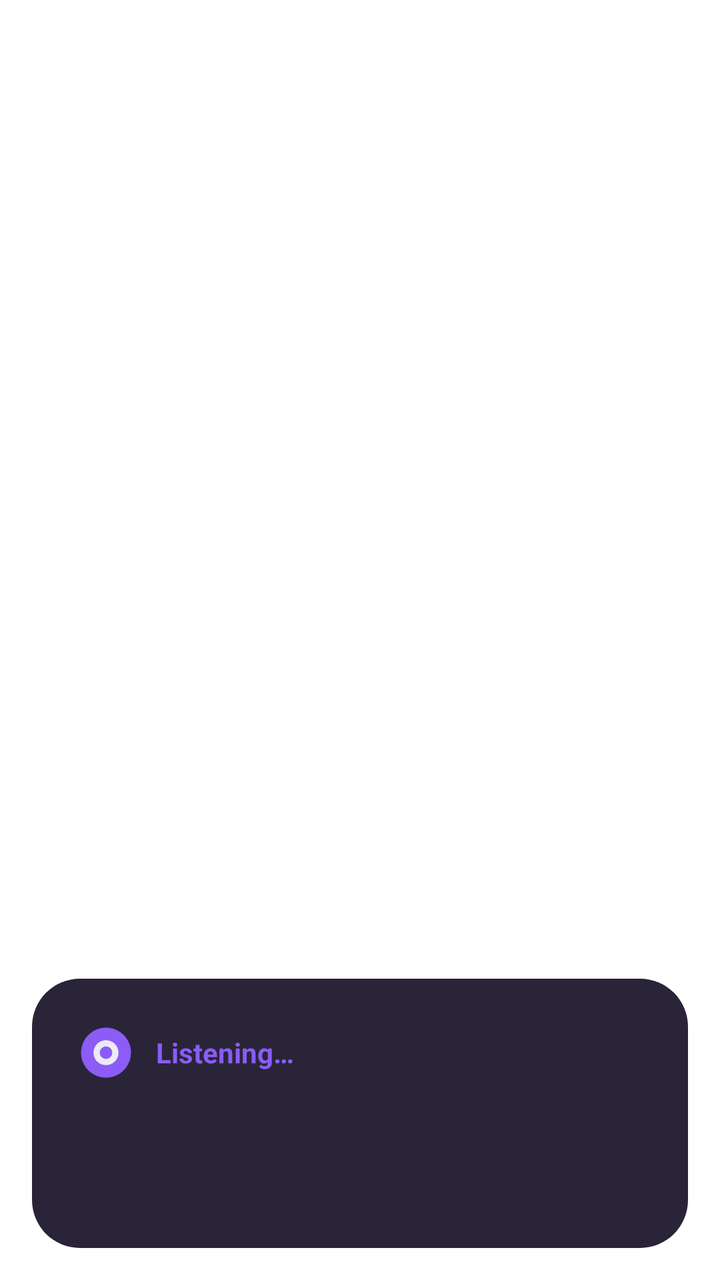
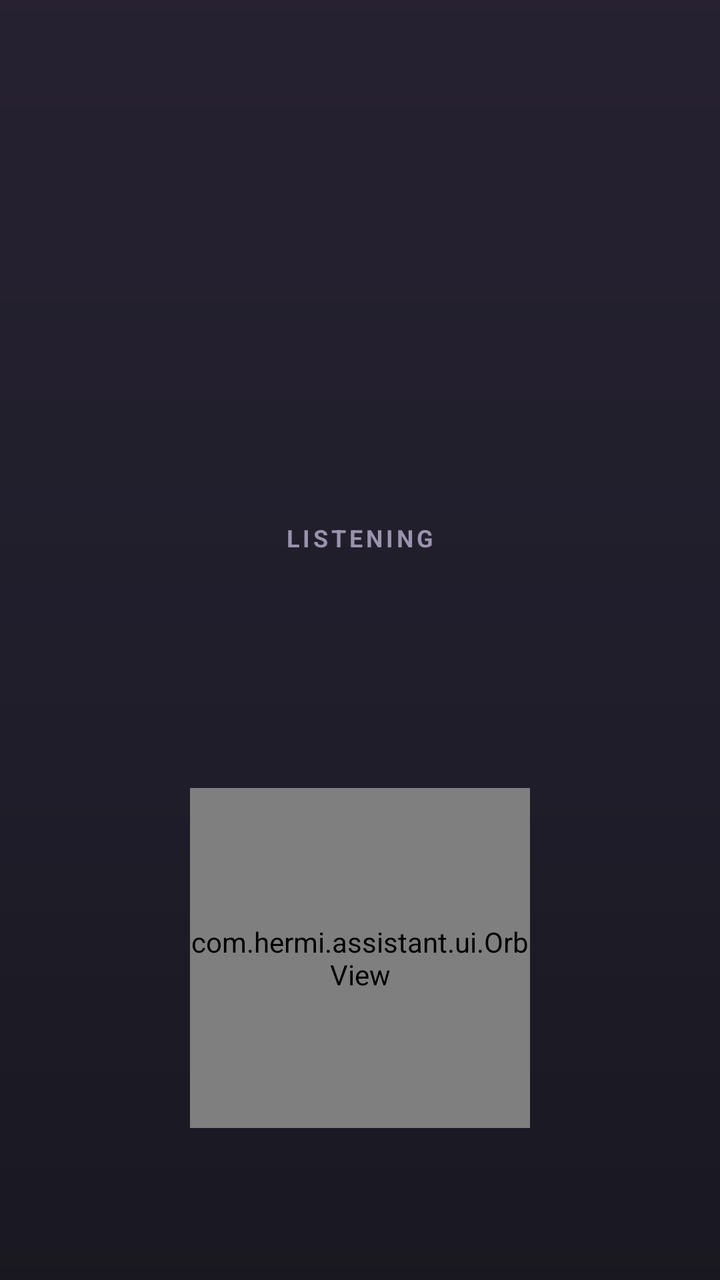

An Android layout rendered at two revisions. The XML below is the earlier revision; the diff shows what the commit changed to produce the second picture.
<!-- AndroidManifest.xml: activity theme Theme.Hermi.Translucent -->
<!-- res/layout/activity_session.xml -->
<?xml version="1.0" encoding="utf-8"?>
<FrameLayout xmlns:android="http://schemas.android.com/apk/res/android"
    android:layout_width="match_parent"
    android:layout_height="match_parent">

    <LinearLayout
        android:layout_width="match_parent"
        android:layout_height="wrap_content"
        android:layout_gravity="bottom"
        android:layout_margin="16dp"
        android:background="@drawable/bg_session_card"
        android:orientation="vertical"
        android:padding="22dp">

        <LinearLayout
            android:layout_width="wrap_content"
            android:layout_height="wrap_content"
            android:gravity="center_vertical"
            android:orientation="horizontal">

            <ImageView
                android:id="@+id/imgOrb"
                android:layout_width="30dp"
                android:layout_height="30dp"
                android:contentDescription="Hermi"
                android:src="@drawable/ic_orb" />

            <TextView
                android:id="@+id/txtSessionStatus"
                android:layout_width="wrap_content"
                android:layout_height="wrap_content"
                android:layout_marginStart="10dp"
                android:text="Listening…"
                android:textColor="@color/hermi_primary"
                android:textSize="14sp"
                android:textStyle="bold" />
        </LinearLayout>

        <TextView
            android:id="@+id/txtSessionTranscript"
            android:layout_width="match_parent"
            android:layout_height="wrap_content"
            android:layout_marginTop="12dp"
            android:text=""
            android:textColor="@color/hermi_text"
            android:textSize="16sp" />

        <TextView
            android:id="@+id/txtSessionReply"
            android:layout_width="match_parent"
            android:layout_height="wrap_content"
            android:layout_marginTop="8dp"
            android:text=""
            android:textColor="@color/hermi_text_dim"
            android:textSize="14sp" />
    </LinearLayout>
</FrameLayout>
<!-- resources referenced by this layout -->
<resources>
  <color name="hermi_primary">#8B5CF6</color>
  <color name="hermi_text">#EDE9F5</color>
  <color name="hermi_text_dim">#9B93AD</color>
  <!-- drawable bg_session_card (drawable) -->
  <?xml version="1.0" encoding="utf-8"?>
  <shape xmlns:android="http://schemas.android.com/apk/res/android" android:shape="rectangle">
      <solid android:color="#2A2438" />
      <corners android:radius="24dp" />
  </shape>
  <!-- drawable ic_orb (drawable) -->
  <?xml version="1.0" encoding="utf-8"?>
  <vector xmlns:android="http://schemas.android.com/apk/res/android"
      android:width="30dp"
      android:height="30dp"
      android:viewportWidth="24"
      android:viewportHeight="24">
      <path
          android:fillColor="#8B5CF6"
          android:pathData="M12,2 a10,10 0 1,0 0.001,0 z" />
      <path
          android:fillColor="#EDE9F5"
          android:pathData="M12,7 a5,5 0 1,0 0.001,0 z" />
      <path
          android:fillColor="#8B5CF6"
          android:pathData="M12,9.5 a2.5,2.5 0 1,0 0.001,0 z" />
  </vector>
  <style name="Theme.Hermi.Translucent">
          <item name="android:windowIsTranslucent">true</item>
          <item name="android:windowBackground">@android:color/transparent</item>
          <item name="android:windowNoTitle">true</item>
          <item name="android:backgroundDimEnabled">true</item>
          <item name="android:windowAnimationStyle">@null</item>
      </style>
</resources>

<!-- the commit's change to res/layout/activity_session.xml (unified diff, before → after) -->
@@ -1,57 +1,64 @@
 <?xml version="1.0" encoding="utf-8"?>
 <FrameLayout xmlns:android="http://schemas.android.com/apk/res/android"
+    android:id="@+id/sessionRoot"
     android:layout_width="match_parent"
-    android:layout_height="match_parent">
+    android:layout_height="match_parent"
+    android:background="@drawable/bg_session_overlay"
+    android:clickable="true"
+    android:focusable="true">
 
     <LinearLayout
         android:layout_width="match_parent"
         android:layout_height="wrap_content"
-        android:layout_gravity="bottom"
-        android:layout_margin="16dp"
-        android:background="@drawable/bg_session_card"
-        android:orientation="vertical"
-        android:padding="22dp">
+        android:layout_gravity="center"
+        android:layout_marginStart="28dp"
+        android:layout_marginEnd="28dp"
+        android:gravity="center_horizontal"
+        android:orientation="vertical">
 
-        <LinearLayout
+        <TextView
+            android:id="@+id/txtSessionStatus"
             android:layout_width="wrap_content"
             android:layout_height="wrap_content"
-            android:gravity="center_vertical"
-            android:orientation="horizontal">
-
-            <ImageView
-                android:id="@+id/imgOrb"
-                android:layout_width="30dp"
-                android:layout_height="30dp"
-                android:contentDescription="Hermi"
-                android:src="@drawable/ic_orb" />
-
-            <TextView
-                android:id="@+id/txtSessionStatus"
-                android:layout_width="wrap_content"
-                android:layout_height="wrap_content"
-                android:layout_marginStart="10dp"
-                android:text="Listening…"
-                android:textColor="@color/hermi_primary"
-                android:textSize="14sp"
-                android:textStyle="bold" />
-        </LinearLayout>
+            android:letterSpacing="0.14"
+            android:text="LISTENING"
+            android:textAllCaps="true"
+            android:textColor="@color/hermi_text_dim"
+            android:textSize="12sp"
+            android:textStyle="bold" />
 
         <TextView
             android:id="@+id/txtSessionTranscript"
             android:layout_width="match_parent"
             android:layout_height="wrap_content"
-            android:layout_marginTop="12dp"
+            android:layout_marginTop="28dp"
+            android:ellipsize="end"
+            android:gravity="center"
+            android:lineSpacingExtra="5dp"
+            android:maxLines="4"
             android:text=""
             android:textColor="@color/hermi_text"
-            android:textSize="16sp" />
+            android:textSize="24sp"
+            android:textStyle="bold" />
 
         <TextView
             android:id="@+id/txtSessionReply"
             android:layout_width="match_parent"
             android:layout_height="wrap_content"
-            android:layout_marginTop="8dp"
+            android:layout_marginTop="20dp"
+            android:ellipsize="end"
+            android:gravity="center"
+            android:maxLines="8"
+            android:scrollbars="vertical"
             android:text=""
             android:textColor="@color/hermi_text_dim"
-            android:textSize="14sp" />
+            android:textSize="16sp" />
     </LinearLayout>
+
+    <com.hermi.assistant.ui.OrbView
+        android:id="@+id/orb"
+        android:layout_width="170dp"
+        android:layout_height="170dp"
+        android:layout_gravity="bottom|center_horizontal"
+        android:layout_marginBottom="76dp" />
 </FrameLayout>
<!-- resource entries referenced after the edit -->
@@ -1,31 +1,17 @@
 <!-- resources referenced by this layout -->
 <resources>
-  <color name="hermi_primary">#8B5CF6</color>
   <color name="hermi_text">#EDE9F5</color>
   <color name="hermi_text_dim">#9B93AD</color>
-  <!-- drawable bg_session_card (drawable) -->
+  <!-- drawable bg_session_overlay (drawable) -->
   <?xml version="1.0" encoding="utf-8"?>
-  <shape xmlns:android="http://schemas.android.com/apk/res/android" android:shape="rectangle">
-      <solid android:color="#2A2438" />
-      <corners android:radius="24dp" />
+  <shape xmlns:android="http://schemas.android.com/apk/res/android"
+      android:shape="rectangle">
+      <gradient
+          android:angle="270"
+          android:startColor="#F21B1526"
+          android:centerColor="#F2141220"
+          android:endColor="#F20D0C14" />
   </shape>
-  <!-- drawable ic_orb (drawable) -->
-  <?xml version="1.0" encoding="utf-8"?>
-  <vector xmlns:android="http://schemas.android.com/apk/res/android"
-      android:width="30dp"
-      android:height="30dp"
-      android:viewportWidth="24"
-      android:viewportHeight="24">
-      <path
-          android:fillColor="#8B5CF6"
-          android:pathData="M12,2 a10,10 0 1,0 0.001,0 z" />
-      <path
-          android:fillColor="#EDE9F5"
-          android:pathData="M12,7 a5,5 0 1,0 0.001,0 z" />
-      <path
-          android:fillColor="#8B5CF6"
-          android:pathData="M12,9.5 a2.5,2.5 0 1,0 0.001,0 z" />
-  </vector>
   <style name="Theme.Hermi.Translucent">
           <item name="android:windowIsTranslucent">true</item>
           <item name="android:windowBackground">@android:color/transparent</item>
